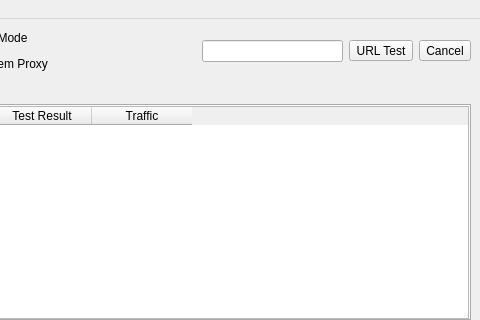
The window that ui/mainwindow.ui (r3t4rd/nekoray) describes before a commit, drawn with Qt 5; both pictures show x 320 to 800 and y 0 to 320 of the 800 by 600 pixel window.
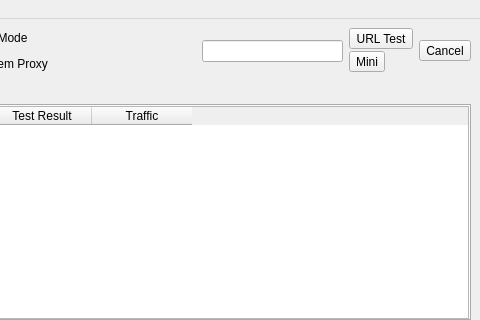
The same window after the commit. Icons and pictures are not drawn. Custom widgets are drawn as their Qt base class.

Patch:
```diff
--- a/ui/mainwindow.ui
+++ b/ui/mainwindow.ui
@@ -160,6 +160,11 @@
        </widget>
       </item>
       <item>
+       <layout class="QVBoxLayout" name="verticalLayout_url_mini">
+        <property name="spacing">
+         <number>2</number>
+        </property>
+        <item>
        <widget class="QToolButton" name="toolButton_url_test">
         <property name="text">
          <string>URL Test</string>
@@ -171,6 +176,21 @@
          <enum>Qt::ToolButtonTextUnderIcon</enum>
         </property>
        </widget>
+        </item>
+        <item>
+         <widget class="QToolButton" name="toolButton_mini_mode">
+          <property name="text">
+           <string>Mini</string>
+          </property>
+          <property name="toolTip">
+           <string>Simple Mode</string>
+          </property>
+          <property name="toolButtonStyle">
+           <enum>Qt::ToolButtonTextUnderIcon</enum>
+          </property>
+         </widget>
+        </item>
+       </layout>
       </item>
       <item>
        <widget class="QToolButton" name="toolButton_cancel_action">
```
Lines whose indentation alone changed are shown as unchanged.
